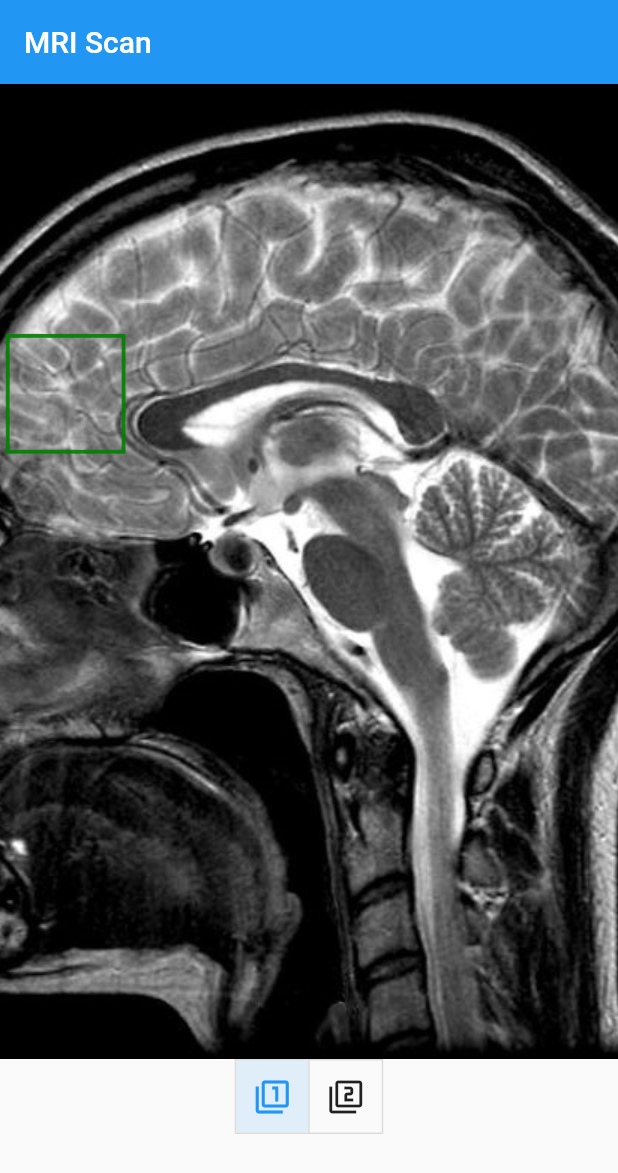
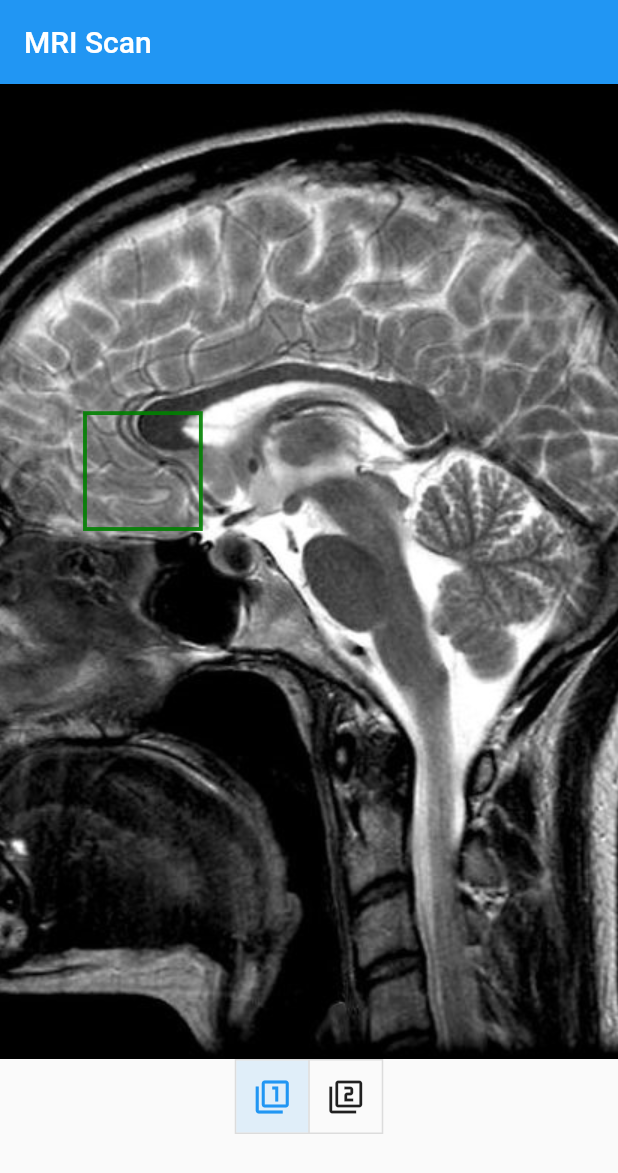
Before and after one commit to harikrishnanea-iitm/test_app, a Flutter app: the screen it shows after launch, after a tap on the "filter 1" icon, on a phone screen of 412 x 824 dp. Shown: the top 1173 px of the screen. Run offline on Flutter 3.47's test engine with Material 2 defaults, Android fonts, the phone set to English and light mode, and no system bars; our stand-ins replace flutter_svg; missing offline and left inert: dart:html.

Commit message:
Display svg with strings using FutureBuilder

```diff
--- a/lib/main.dart
+++ b/lib/main.dart
@@ -22,31 +22,27 @@ class MyApp extends StatefulWidget {
 
 class MyAppState extends State<MyApp> {
   final List<String> svgBox = [
-    '<svg width="800" height="650"><rect x="10" y="20" width="150" height="150" style="fill:white;stroke:green;stroke-width:5;fill-opacity:0.0;stroke-opacity:0.9" /></svg>',
-    '<svg width="800" height="650"><rect  x="100" y="200" width="200" height="150" style="fill:white;stroke:blue;stroke-width:5;fill-opacity:0.0;stroke-opacity:0.9" /></svg>'
+    '<svg width="800" height="650"><rect x="110" y="120" width="150" height="150" style="fill:white;stroke:green;stroke-width:5;fill-opacity:0.0;stroke-opacity:0.9" /></svg>',
+    '<svg width="800" height="650"><rect  x="200" y="300" width="200" height="150" style="fill:white;stroke:blue;stroke-width:5;fill-opacity:0.0;stroke-opacity:0.9" /></svg>'
   ];
 
-  final List<String> svgAsset = [
-    "assets/images/box0.svg",
-    "assets/images/box1.svg"
-  ];
+  // final List<String> svgAsset = [
+  //   "assets/images/box0.svg",
+  //   "assets/images/box1.svg"
+  // ];
 
-  final String blankSvg = '<svg width="800" height="650"></svg>';
-  final String blankSvgAsset = "assets/images/blank.svg";
-
-  String box0 = '<svg width="800" height="650"></svg>';
-  String box1 = '<svg width="800" height="650"></svg>';
+  // final String blankSvg = '<svg width="800" height="650"></svg>';
+  // final String blankSvgAsset = "assets/images/blank.svg";
 
   List<bool> buttonSel = [false, false];
 
   @override
   initState() {
     super.initState();
-    fetchButtonState();
   }
 
   fetchButtonState() async {
-    print("fetch state");
+    return buttonSel;
   }
 
   @override
@@ -73,32 +69,38 @@ class MyAppState extends State<MyApp> {
                     fit: BoxFit.none,
                   ),
                 ),
-                child: Stack(children: [
-                  SvgPicture.string(box0),
-                  SvgPicture.string(box1)
-                  // CustomPaint(painter: svgPainter(svgBox0, buttonSel[0])),
-                  // CustomPaint(painter: svgPainter(svgBox1, buttonSel[1]))
-                ]),
+                child: FutureBuilder(
+                  future: fetchButtonState(),
+                  builder:
+                      (BuildContext context, AsyncSnapshot<dynamic> snapshot) {
+                    List<Widget> children;
+
+                    if (snapshot.hasData) {
+                      var buttonState = snapshot.data;
+
+                      children = [SizedBox.shrink(), SizedBox.shrink()];
+
+                      if (buttonState[0]) {
+                        children[0] = SvgPicture.string(svgBox[0]);
+                      }
+                      if (buttonState[1]) {
+                        children[1] = SvgPicture.string(svgBox[1]);
+                      }
+
+                      return Stack(
+                        children: children,
+                      );
+                    } else {
+                      return const SizedBox.shrink();
+                    }
+                  },
+                ),
               ),
               ToggleButtons(
                 children: const [Icon(Icons.filter_1), Icon(Icons.filter_2)],
                 onPressed: (int index) {
                   setState(() {
                     buttonSel[index] = !buttonSel[index];
-
-                    if (buttonSel[0]) {
-                      box0 = svgBox[0];
-                    } else {
-                      box0 = blankSvg;
-                    }
-
-                    if (buttonSel[1]) {
-                      box1 = svgBox[1];
-                    } else {
-                      box1 = blankSvg;
-                    }
-
-                    // fetchButtonState();
                   });
                 },
                 isSelected: buttonSel,
```
